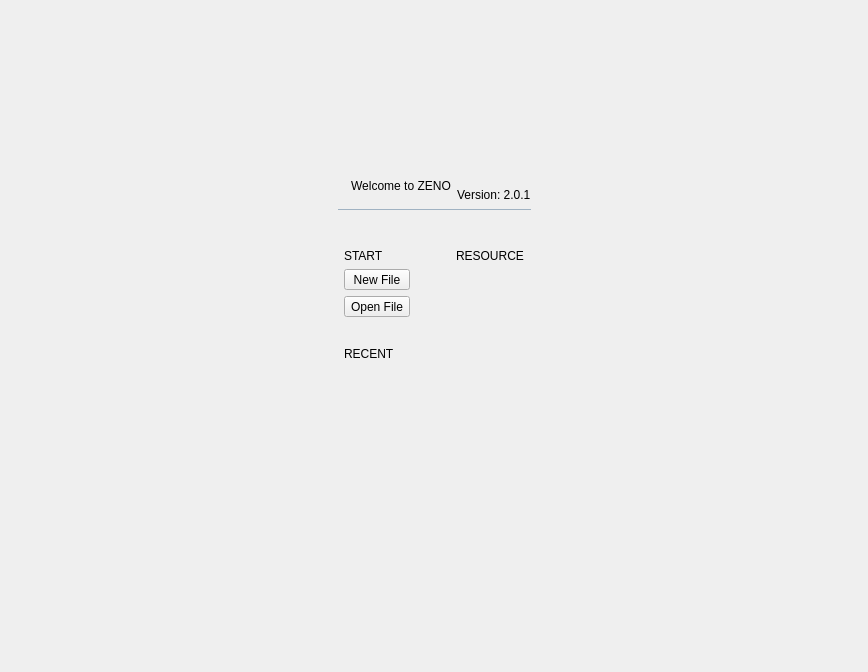
Before: the Qt Designer form ui/zenoedit/nodesview/welcomepage.ui in zenustech/zeno, drawn with Qt 5.
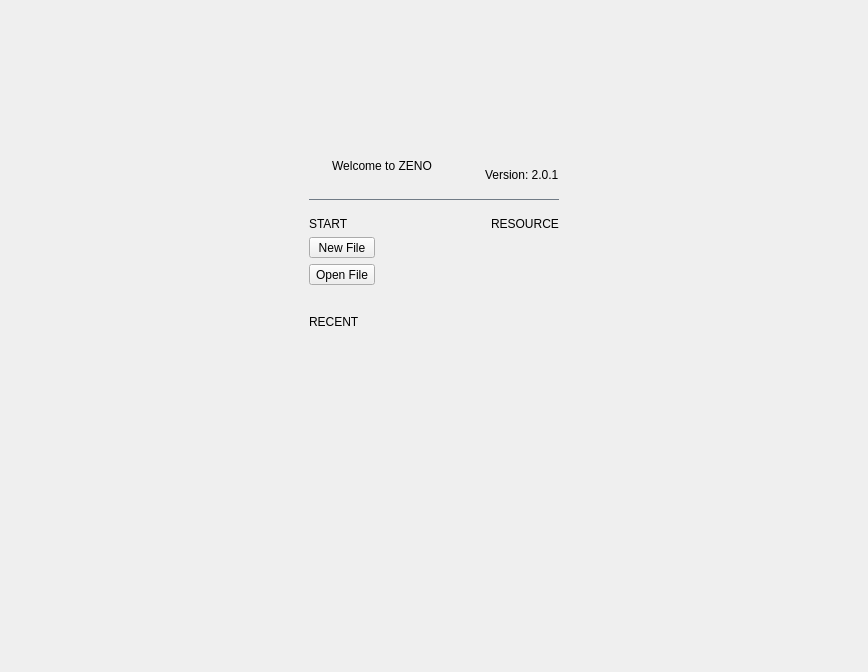
After: the same form once the commit is applied. Icons and pictures are not drawn. Custom widgets are drawn as their Qt base class.

Commit message: [ui] welcomepage layout adjusted.

```diff
--- a/ui/zenoedit/nodesview/welcomepage.ui
+++ b/ui/zenoedit/nodesview/welcomepage.ui
@@ -16,25 +16,7 @@
   <property name="autoFillBackground">
    <bool>true</bool>
   </property>
-  <layout class="QVBoxLayout" name="verticalLayout_4" stretch="10,2,2,3,10">
-   <item>
-    <spacer name="verticalSpacer">
-     <property name="orientation">
-      <enum>Qt::Vertical</enum>
-     </property>
-     <property name="sizeHint" stdset="0">
-      <size>
-       <width>20</width>
-       <height>40</height>
-      </size>
-     </property>
-    </spacer>
-   </item>
-   <item>
-    <layout class="QHBoxLayout" name="horizontalLayout_2" stretch="10,0,10">
-     <property name="topMargin">
-      <number>0</number>
-     </property>
+  <layout class="QHBoxLayout" name="horizontalLayout_2" stretch="4,2,4">
      <item>
       <spacer name="horizontalSpacer">
        <property name="orientation">
@@ -49,10 +31,29 @@
       </spacer>
      </item>
      <item>
-      <layout class="QVBoxLayout" name="verticalLayout">
-       <property name="leftMargin">
+    <layout class="QVBoxLayout" name="verticalLayout_11">
+     <property name="spacing">
+      <number>16</number>
+     </property>
+     <property name="topMargin">
         <number>0</number>
        </property>
+     <property name="bottomMargin">
+      <number>0</number>
+     </property>
+     <item>
+      <spacer name="verticalSpacer">
+       <property name="orientation">
+        <enum>Qt::Vertical</enum>
+       </property>
+       <property name="sizeHint" stdset="0">
+        <size>
+         <width>20</width>
+         <height>40</height>
+        </size>
+       </property>
+      </spacer>
+     </item>
        <item>
         <layout class="QHBoxLayout" name="horizontalLayout_3">
          <property name="leftMargin">
@@ -93,6 +94,19 @@
            </property>
           </widget>
          </item>
+       <item>
+        <spacer name="horizontalSpacer_3">
+         <property name="orientation">
+          <enum>Qt::Horizontal</enum>
+         </property>
+         <property name="sizeHint" stdset="0">
+          <size>
+           <width>40</width>
+           <height>20</height>
+          </size>
+         </property>
+        </spacer>
+       </item>
          <item>
           <layout class="QVBoxLayout" name="verticalLayout_12">
            <property name="leftMargin">
@@ -137,7 +151,7 @@
           <string notr="true">QFrame
 {
 	font-size: 12pt;
-	color: rgb(160, 178, 194);
+	color: rgb(113, 123, 134);
 }</string>
          </property>
          <property name="frameShape">
@@ -148,54 +162,6 @@
          </property>
         </widget>
        </item>
-      </layout>
-     </item>
-     <item>
-      <spacer name="horizontalSpacer_2">
-       <property name="orientation">
-        <enum>Qt::Horizontal</enum>
-       </property>
-       <property name="sizeHint" stdset="0">
-        <size>
-         <width>40</width>
-         <height>20</height>
-        </size>
-       </property>
-      </spacer>
-     </item>
-    </layout>
-   </item>
-   <item>
-    <spacer name="verticalSpacer_6">
-     <property name="orientation">
-      <enum>Qt::Vertical</enum>
-     </property>
-     <property name="sizeHint" stdset="0">
-      <size>
-       <width>20</width>
-       <height>40</height>
-      </size>
-     </property>
-    </spacer>
-   </item>
-   <item>
-    <layout class="QHBoxLayout" name="horizontalLayout_10" stretch="10,0,10">
-     <property name="topMargin">
-      <number>0</number>
-     </property>
-     <item>
-      <spacer name="horizontalSpacer_3">
-       <property name="orientation">
-        <enum>Qt::Horizontal</enum>
-       </property>
-       <property name="sizeHint" stdset="0">
-        <size>
-         <width>40</width>
-         <height>20</height>
-        </size>
-       </property>
-      </spacer>
-     </item>
      <item>
       <layout class="QHBoxLayout" name="horizontalLayout">
        <property name="leftMargin">
@@ -325,9 +291,12 @@
          <property name="orientation">
           <enum>Qt::Horizontal</enum>
          </property>
+         <property name="sizeType">
+          <enum>QSizePolicy::Fixed</enum>
+         </property>
          <property name="sizeHint" stdset="0">
           <size>
-           <width>40</width>
+           <width>100</width>
            <height>20</height>
           </size>
          </property>
@@ -393,6 +362,19 @@
                 </property>
                </widget>
               </item>
+              <item>
+               <spacer name="horizontalSpacer_4">
+                <property name="orientation">
+                 <enum>Qt::Horizontal</enum>
+                </property>
+                <property name="sizeHint" stdset="0">
+                 <size>
+                  <width>40</width>
+                  <height>20</height>
+                 </size>
+                </property>
+               </spacer>
+              </item>
              </layout>
             </item>
             <item>
@@ -446,6 +428,19 @@
                 </property>
                </widget>
               </item>
+              <item>
+               <spacer name="horizontalSpacer_6">
+                <property name="orientation">
+                 <enum>Qt::Horizontal</enum>
+                </property>
+                <property name="sizeHint" stdset="0">
+                 <size>
+                  <width>40</width>
+                  <height>20</height>
+                 </size>
+                </property>
+               </spacer>
+              </item>
              </layout>
             </item>
             <item>
@@ -502,6 +497,19 @@
                 </property>
                </widget>
               </item>
+              <item>
+               <spacer name="horizontalSpacer_7">
+                <property name="orientation">
+                 <enum>Qt::Horizontal</enum>
+                </property>
+                <property name="sizeHint" stdset="0">
+                 <size>
+                  <width>40</width>
+                  <height>20</height>
+                 </size>
+                </property>
+               </spacer>
+              </item>
              </layout>
             </item>
             <item>
@@ -555,6 +563,19 @@
                 </property>
                </widget>
               </item>
+              <item>
+               <spacer name="horizontalSpacer_8">
+                <property name="orientation">
+                 <enum>Qt::Horizontal</enum>
+                </property>
+                <property name="sizeHint" stdset="0">
+                 <size>
+                  <width>40</width>
+                  <height>20</height>
+                 </size>
+                </property>
+               </spacer>
+              </item>
              </layout>
             </item>
             <item>
@@ -608,6 +629,19 @@
                 </property>
                </widget>
               </item>
+              <item>
+               <spacer name="horizontalSpacer_9">
+                <property name="orientation">
+                 <enum>Qt::Horizontal</enum>
+                </property>
+                <property name="sizeHint" stdset="0">
+                 <size>
+                  <width>40</width>
+                  <height>20</height>
+                 </size>
+                </property>
+               </spacer>
+              </item>
              </layout>
             </item>
             <item>
@@ -634,14 +668,14 @@
       </layout>
      </item>
      <item>
-      <spacer name="horizontalSpacer_4">
+      <spacer name="verticalSpacer_2">
        <property name="orientation">
-        <enum>Qt::Horizontal</enum>
+        <enum>Qt::Vertical</enum>
        </property>
        <property name="sizeHint" stdset="0">
         <size>
-         <width>40</width>
-         <height>20</height>
+         <width>20</width>
+         <height>40</height>
         </size>
        </property>
       </spacer>
@@ -649,14 +683,14 @@
     </layout>
    </item>
    <item>
-    <spacer name="verticalSpacer_8">
+    <spacer name="horizontalSpacer_2">
      <property name="orientation">
-      <enum>Qt::Vertical</enum>
+      <enum>Qt::Horizontal</enum>
      </property>
      <property name="sizeHint" stdset="0">
       <size>
-       <width>20</width>
-       <height>40</height>
+       <width>40</width>
+       <height>20</height>
       </size>
      </property>
     </spacer>
```
Lines whose indentation alone changed are shown as unchanged. The commit also changes 1 other file.
